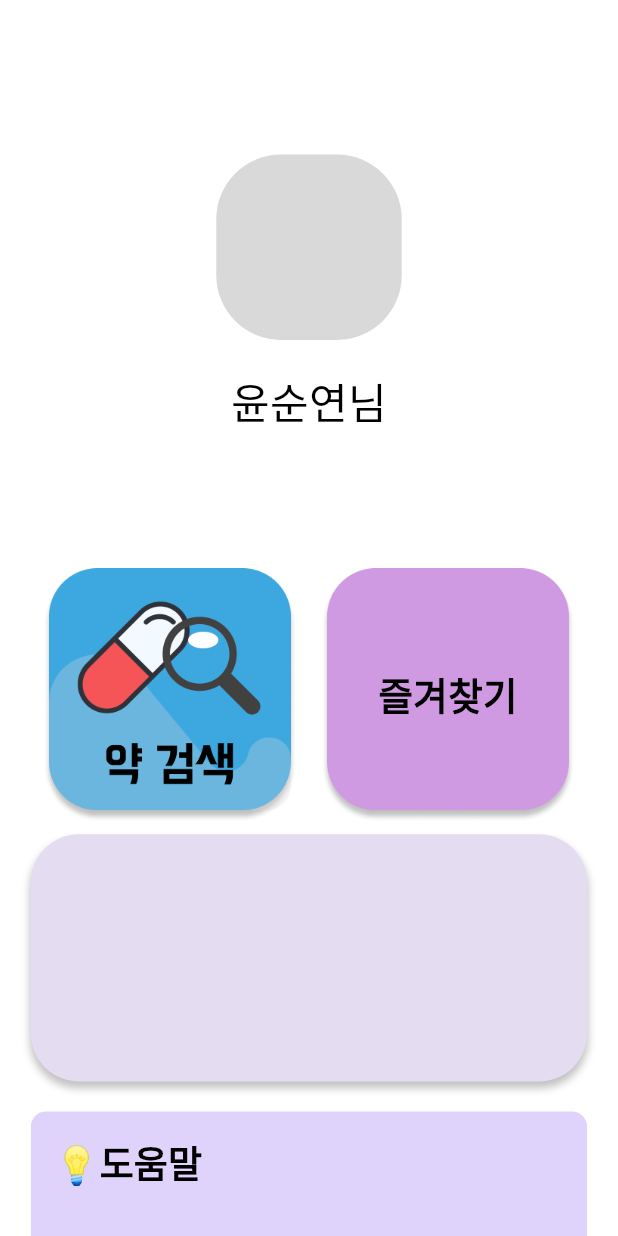
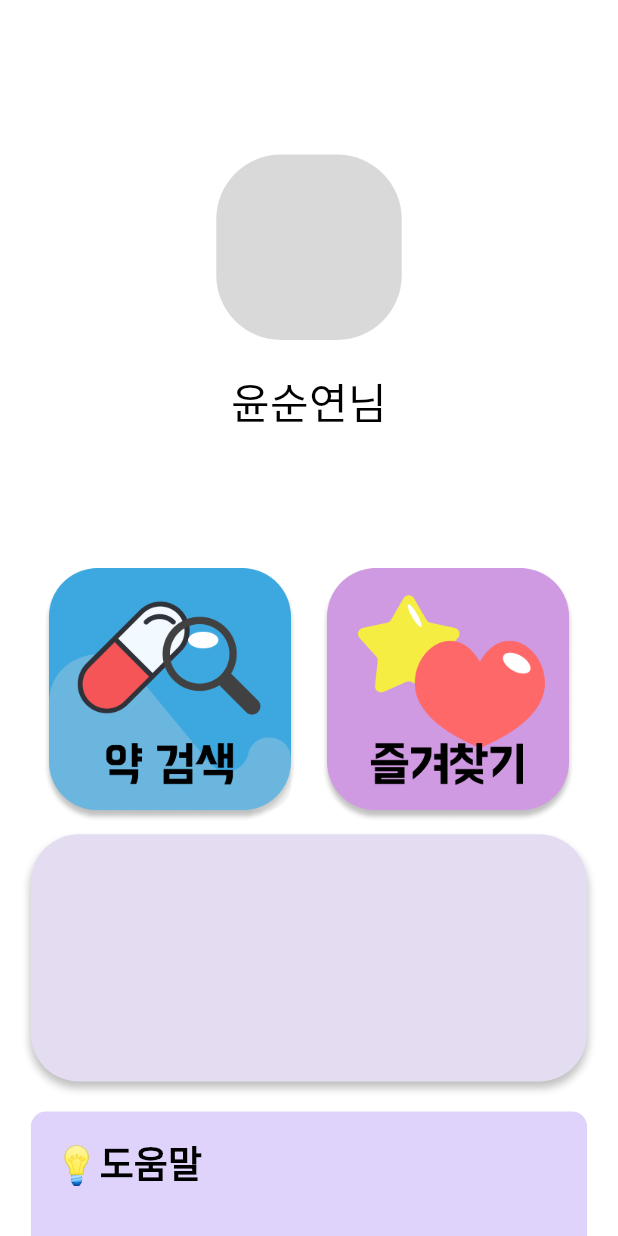
Before and after one commit to Algorithmstudy01/ict_chungbuk, a Flutter app: the MyHomePage screen opened directly with empty values, on a phone screen of 412 x 824 dp. Run offline on Flutter 3.47's test engine with Material 3 defaults, Android fonts, the phone set to English and light mode, and no system bars; our stand-ins replace camera, flutter_tts, image_picker, permission_handler, shared_preferences; missing offline and left inert: flutter_fgbg; accounts and stored records are empty; network calls fail; Roboto replaces fonts that are missing (Inter).

Commit message:
즐겨찾기 아이콘 변경

```diff
--- a/ict_chungbuk/lib/homepage.dart
+++ b/ict_chungbuk/lib/homepage.dart
@@ -175,15 +175,7 @@ class _MyHomePageState extends State<MyHomePage> {
                                       ), // Corrected here
                                     );
                                   },
-                                  icon: Image.asset('assets/img/img.png'),
-                                ),
-                                const Text(
-                                  '즐겨찾기',
-                                  style: TextStyle(
-                                    color: Colors.black,
-                                    fontSize: 25,
-                                    fontWeight: FontWeight.bold,
-                                  ),
+                                  icon: Image.asset('assets/img/favorites.png'),
                                 ),
                               ],
                             ),
```
